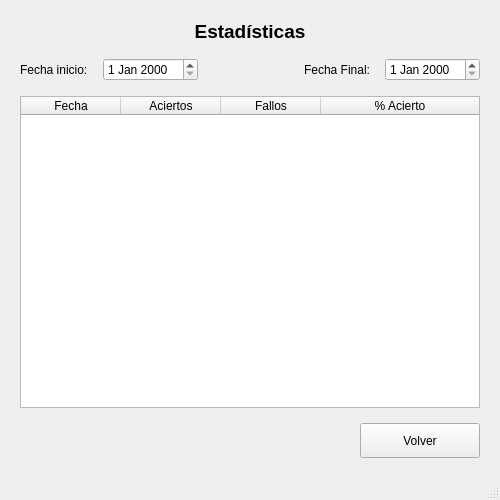
This is mapa/stats.ui in jorgecanut/mapaIHM as Qt 5 draws it before an edit. The edited form follows.
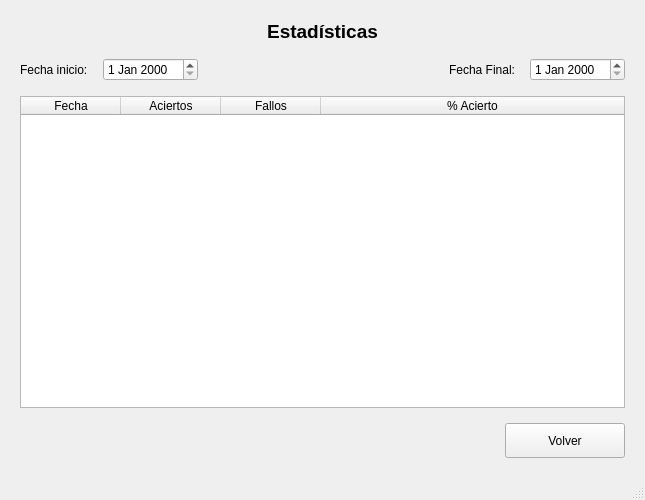
This is the edited form.

Diff of the .ui file:
```diff
--- a/mapa/stats.ui
+++ b/mapa/stats.ui
@@ -6,7 +6,7 @@
    <rect>
     <x>0</x>
     <y>0</y>
-    <width>500</width>
+    <width>645</width>
     <height>500</height>
    </rect>
   </property>
@@ -88,6 +88,9 @@
       <property name="columnCount">
        <number>4</number>
       </property>
+      <attribute name="horizontalHeaderMinimumSectionSize">
+       <number>28</number>
+      </attribute>
       <attribute name="horizontalHeaderStretchLastSection">
        <bool>true</bool>
       </attribute>
```
Left out of the diff: 10 changed lines with no effect on the pictures.
